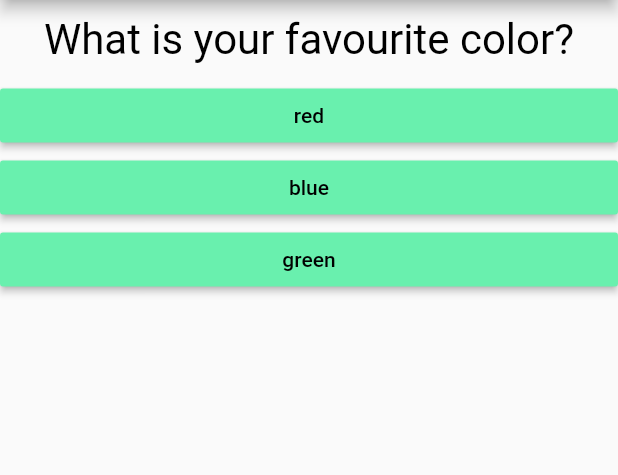
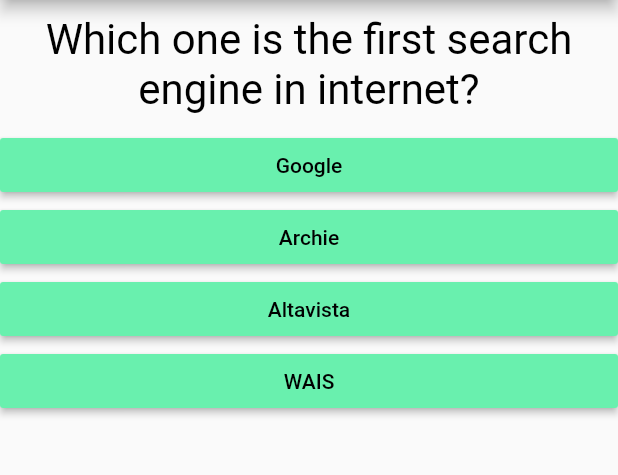
Before and after one commit to magyarosiR/quiz_application, a Flutter app: the screen it shows after launch, on a phone screen of 412 x 824 dp, the part 84-559 px from its top. Run offline on Flutter 3.47's test engine with Material 2 defaults, Android fonts, the phone set to English and light mode, and no system bars.

```diff
--- a/lib/main.dart
+++ b/lib/main.dart
@@ -25,31 +25,70 @@ class MyApp extends StatefulWidget {
 class _MyAppState extends State<MyApp> {
   // In Dart all of the underscored names are private
   var _questionIndex = 0;
+  var _totalScore = 0;
 
   final _questions = const [
     {
-      'questionText': 'What is your favourite color?',
-      'answers': ['red', 'blue', 'green']
+      'questionText': 'Which one is the first search engine in internet?',
+      'answers': [
+        {'text': 'Google', 'score': 0},
+        {'text': 'Archie', 'score': 1},
+        {'text': 'Altavista', 'score': 0},
+        {'text': 'WAIS', 'score': 0},
+      ]
     },
     {
-      'questionText': 'What is your favourite vehicle type?',
-      'answers': ['Volvo', 'Audi', 'Other']
+      'questionText':
+          'Which of the following programming language is used to create programs like applets?',
+      'answers': [
+        {'text': 'C', 'score': 0},
+        {'text': 'Python', 'score': 0},
+        {'text': 'Java', 'score': 1},
+      ]
     },
     {
-      'questionText': 'What is your favourite programming language?',
-      'answers': ['c++', 'python', 'dart']
+      'questionText': 'Which of the following is not an operating system?',
+      'answers': [
+        {'text': 'Flutter', 'score': 1},
+        {'text': 'Windows', 'score': 0},
+        {'text': 'Linux', 'score': 0},
+        {'text': 'macOS', 'score': 0},
+      ]
+    },
+    {
+      'questionText':
+          'Which of the following is not a database management software?',
+      'answers': [
+        {'text': 'MySQL', 'score': 0},
+        {'text': 'Oracle', 'score': 0},
+        {'text': 'Sybase', 'score': 0},
+        {'text': 'COBOL', 'score': 1},
+        {'text': 'MongoDB', 'score': 0},
+      ]
+    },
+    {
+      'questionText': '1024 bit is equal to how many byte',
+      'answers': [
+        {'text': '1 byte', 'score': 0},
+        {'text': '128 byte', 'score': 1},
+        {'text': '32 byte', 'score': 0},
+        {'text': '64 byte', 'score': 0},
+      ]
     }
   ];
 
-  void _answerQuestion() {
+  void _answerQuestion(int score) {
+    _totalScore = _totalScore + score;
     setState(() {
       _questionIndex = _questionIndex + 1;
     });
-    if (_questionIndex < _questions.length) {
-      print("We have more questions");
-    } else {
-      print("No more questions.");
-    }
+  }
+
+  void _resetQuiz() {
+    setState(() {
+      _totalScore = 0;
+      _questionIndex = 0;
+    });
   }
 
   @override
@@ -69,7 +108,7 @@ class _MyAppState extends State<MyApp> {
                   questionIndex: _questionIndex,
                   questions: _questions,
                 )
-              : Result()),
+              : Result(_totalScore, _resetQuiz)),
     );
   }
 }
--- a/lib/quiz.dart
+++ b/lib/quiz.dart
@@ -18,10 +18,12 @@ class Quiz extends StatelessWidget {
     return Column(
       children: [
         Question(
-          questions[questionIndex]['questionText'],
+          questions[questionIndex]['questionText'] as String,
         ),
-        ...(questions[questionIndex]['answers'] as List<String>).map((answer) {
-          return Answer(answerQuestion, answer);
+        ...(questions[questionIndex]['answers'] as List<Map<String, Object>>)
+            .map((answer) {
+          return Answer(
+              () => answerQuestion(answer['score']), answer['text'] as String);
         }).toList()
       ],
     );
```
Also changed, not shown: lib/result.dart (+24 -1 lines).
